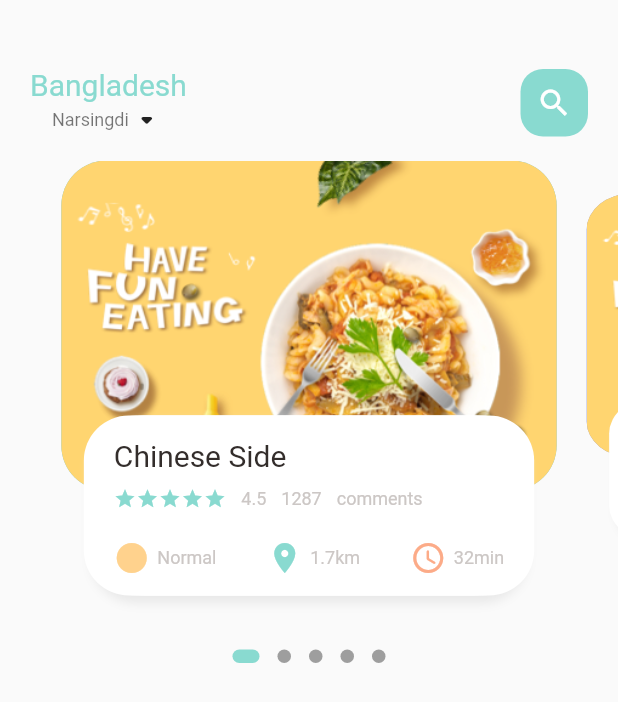
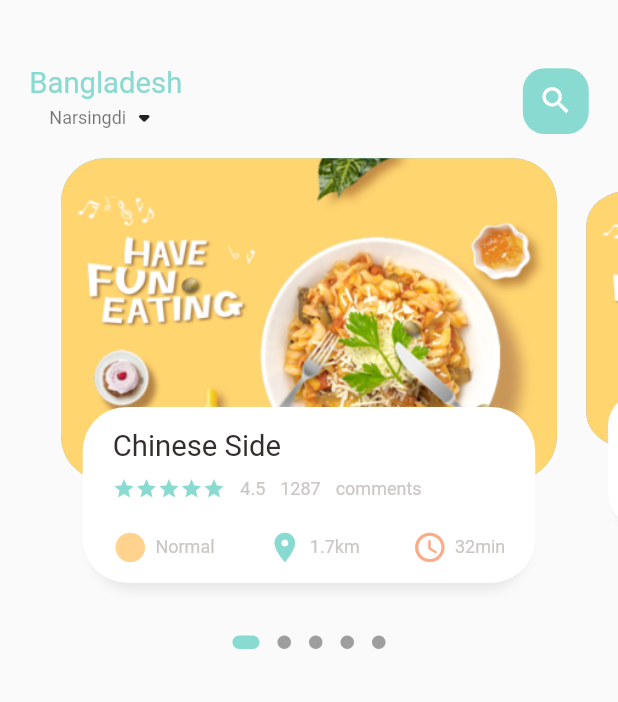
Before and after one commit to zaidoun92/food_delivery_app, a Flutter app: the screen it shows after launch, on a phone screen of 412 x 824 dp. Shown: the top 702 px of the screen. Run offline on Flutter 3.47's test engine with Material 2 defaults, Android fonts, the phone set to English and light mode, and no system bars; drawn by our look-alikes of dots_indicator; our stand-ins replace get.

Commit message:
make the app responsive base on screen size

```diff
--- a/lib/home/food_page_body.dart
+++ b/lib/home/food_page_body.dart
@@ -2,6 +2,7 @@ import 'package:dots_indicator/dots_indicator.dart';
 import 'package:flutter/material.dart';
 import 'package:flutter/widgets.dart';
 import 'package:food_delivery/utils/colors.dart';
+import 'package:food_delivery/utils/dimansions.dart';
 import 'package:food_delivery/widgets/big_text.dart';
 import 'package:food_delivery/widgets/icon_and_text_widget.dart';
 import 'package:food_delivery/widgets/small_text.dart';
@@ -17,7 +18,7 @@ class _FoodPageBodyState extends State<FoodPageBody> {
   PageController pageController = PageController(viewportFraction: 0.85);
   var _currPageValue = 0.0;
   double _scaleFactor = 0.8;
-  double _height = 220;
+  double _height = Dimensions.pageViewContainer;
 
   @override
   void initState() {
@@ -40,7 +41,7 @@ class _FoodPageBodyState extends State<FoodPageBody> {
     return Column(
       children: [
         Container(
-          height: 320,
+          height: Dimensions.pageView,
           child: PageView.builder(
               controller: pageController,
               itemCount: 5,
@@ -108,10 +109,11 @@ class _FoodPageBodyState extends State<FoodPageBody> {
       child: Stack(
         children: [
           Container(
-            height: _height,
-            margin: const EdgeInsets.only(left: 10, right: 10),
+            height: Dimensions.pageViewContainer,
+            margin: EdgeInsets.only(
+                left: Dimensions.width10, right: Dimensions.width10),
             decoration: BoxDecoration(
-              borderRadius: BorderRadius.circular(30),
+              borderRadius: BorderRadius.circular(Dimensions.radius30),
               color: index.isEven
                   ? const Color(0xFF69c5df)
                   : const Color(0xFF9294cc),
@@ -126,10 +128,13 @@ class _FoodPageBodyState extends State<FoodPageBody> {
           Align(
             alignment: Alignment.bottomCenter,
             child: Container(
-              height: 120,
-              margin: const EdgeInsets.only(left: 30, right: 30, bottom: 30),
+              height: Dimensions.pageViewTextContainer,
+              margin: EdgeInsets.only(
+                  left: Dimensions.width30,
+                  right: Dimensions.width30,
+                  bottom: Dimensions.height30),
               decoration: BoxDecoration(
-                borderRadius: BorderRadius.circular(30),
+                borderRadius: BorderRadius.circular(Dimensions.radius30),
                 color: Colors.white,
                 boxShadow: const [
                   BoxShadow(
@@ -148,12 +153,13 @@ class _FoodPageBodyState extends State<FoodPageBody> {
                 ],
               ),
               child: Container(
-                padding: const EdgeInsets.only(top: 15, left: 15, right: 15),
+                padding: EdgeInsets.only(
+                    top: Dimensions.height15, left: 15, right: 15),
                 child: Column(
                   crossAxisAlignment: CrossAxisAlignment.start,
                   children: [
                     BigText(text: "Chinese Side"),
-                    const SizedBox(height: 10),
+                    SizedBox(height: Dimensions.height10),
                     Row(
                       children: [
                         Wrap(
@@ -174,7 +180,7 @@ class _FoodPageBodyState extends State<FoodPageBody> {
                         SmallText(text: "comments"),
                       ],
                     ),
-                    const SizedBox(height: 20),
+                    SizedBox(height: Dimensions.height20),
                     Row(
                       mainAxisAlignment: MainAxisAlignment.spaceBetween,
                       children: const [
--- a/lib/home/main_food_page.dart
+++ b/lib/home/main_food_page.dart
@@ -1,6 +1,7 @@
 import 'package:flutter/material.dart';
 import 'package:food_delivery/home/food_page_body.dart';
 import 'package:food_delivery/utils/colors.dart';
+import 'package:food_delivery/utils/dimansions.dart';
 import 'package:food_delivery/widgets/big_text.dart';
 import 'package:food_delivery/widgets/small_text.dart';
 
@@ -20,8 +21,14 @@ class _MainFoodPageState extends State<MainFoodPage> {
           // Showing the header
           Container(
             child: Container(
-              margin: const EdgeInsets.only(top: 45, bottom: 15),
-              padding: const EdgeInsets.only(left: 20, right: 20),
+              margin: EdgeInsets.only(
+                top: Dimensions.height45,
+                bottom: Dimensions.height15,
+              ),
+              padding: EdgeInsets.only(
+                left: Dimensions.width20,
+                right: Dimensions.width20,
+              ),
               child: Row(
                 mainAxisAlignment: MainAxisAlignment.spaceBetween,
                 children: [
@@ -38,14 +45,16 @@ class _MainFoodPageState extends State<MainFoodPage> {
                   ),
                   Center(
                     child: Container(
-                      width: 45,
-                      height: 45,
-                      child: const Icon(
+                      width: Dimensions.height45,
+                      height: Dimensions.height45,
+                      child: Icon(
                         Icons.search,
                         color: Colors.white,
+                        size: Dimensions.iconSize24,
                       ),
                       decoration: BoxDecoration(
-                        borderRadius: BorderRadius.circular(15),
+                        borderRadius:
+                            BorderRadius.circular(Dimensions.radius15),
                         color: AppColors.mainColor,
                       ),
                     ),
--- a/lib/main.dart
+++ b/lib/main.dart
@@ -1,5 +1,6 @@
 import 'package:flutter/material.dart';
 import 'package:food_delivery/home/main_food_page.dart';
+import 'package:get/get_navigation/src/root/get_material_app.dart';
 
 void main() {
   runApp(const MyApp());
@@ -11,7 +12,7 @@ class MyApp extends StatelessWidget {
   // This widget is the root of your application.
   @override
   Widget build(BuildContext context) {
-    return MaterialApp(
+    return GetMaterialApp(
       debugShowCheckedModeBanner: false,
       title: 'Flutter Demo',
       theme: ThemeData(
--- /dev/null
+++ b/lib/utils/dimansions.dart
@@ -0,0 +1,32 @@
+import 'package:get/get.dart';
+
+class Dimensions {
+  static double screenHeight = Get.context!.height;
+  static double screenWidth = Get.context!.width;
+
+  static double pageView = screenHeight / 2.64;
+  static double pageViewContainer = screenHeight / 3.84;
+  static double pageViewTextContainer = screenHeight / 7.03;
+  // dynamic height padding and margin
+  static double height10 = screenHeight / 84.4;
+  static double height15 = screenHeight / 56.27;
+  static double height20 = screenHeight / 42.2;
+  static double height30 = screenHeight / 28.2;
+  static double height45 = screenHeight / 18.76;
+
+  // dynamic width padding and margin
+  static double width10 = screenHeight / 84.4;
+  static double width15 = screenHeight / 56.27;
+  static double width20 = screenHeight / 42.2;
+  static double width30 = screenHeight / 28.13;
+
+  static double font20 = screenHeight / 42.2;
+
+  // radius
+  static double radius15 = screenHeight / 56.27;
+  static double radius20 = screenHeight / 42.2;
+  static double radius30 = screenHeight / 28.13;
+
+  // icon Size
+  static double iconSize24 = screenHeight / 35.17;
+}
--- a/lib/widgets/big_text.dart
+++ b/lib/widgets/big_text.dart
@@ -1,4 +1,5 @@
 import 'package:flutter/material.dart';
+import 'package:food_delivery/utils/dimansions.dart';
 
 class BigText extends StatelessWidget {
   Color? color;
@@ -9,7 +10,7 @@ class BigText extends StatelessWidget {
     Key? key,
     this.color = const Color(0xFF332d2b),
     required this.text,
-    this.size = 20,
+    this.size = 0,
     this.overFlow = TextOverflow.ellipsis,
   }) : super(key: key);
 
@@ -22,7 +23,7 @@ class BigText extends StatelessWidget {
       style: TextStyle(
         fontFamily: 'Roboto',
         color: color,
-        fontSize: size,
+        fontSize: size == 0 ? Dimensions.font20 : size,
         fontWeight: FontWeight.w400,
       ),
     );
--- a/lib/widgets/icon_and_text_widget.dart
+++ b/lib/widgets/icon_and_text_widget.dart
@@ -1,4 +1,5 @@
 import 'package:flutter/widgets.dart';
+import 'package:food_delivery/utils/dimansions.dart';
 import 'package:food_delivery/widgets/small_text.dart';
 
 class IconAndTextWidget extends StatelessWidget {
@@ -17,7 +18,7 @@ class IconAndTextWidget extends StatelessWidget {
   Widget build(BuildContext context) {
     return Row(
       children: [
-        Icon(icon, color: iconColor),
+        Icon(icon, color: iconColor, size: Dimensions.iconSize24),
         const SizedBox(width: 5),
         SmallText(text: text),
       ],
```
